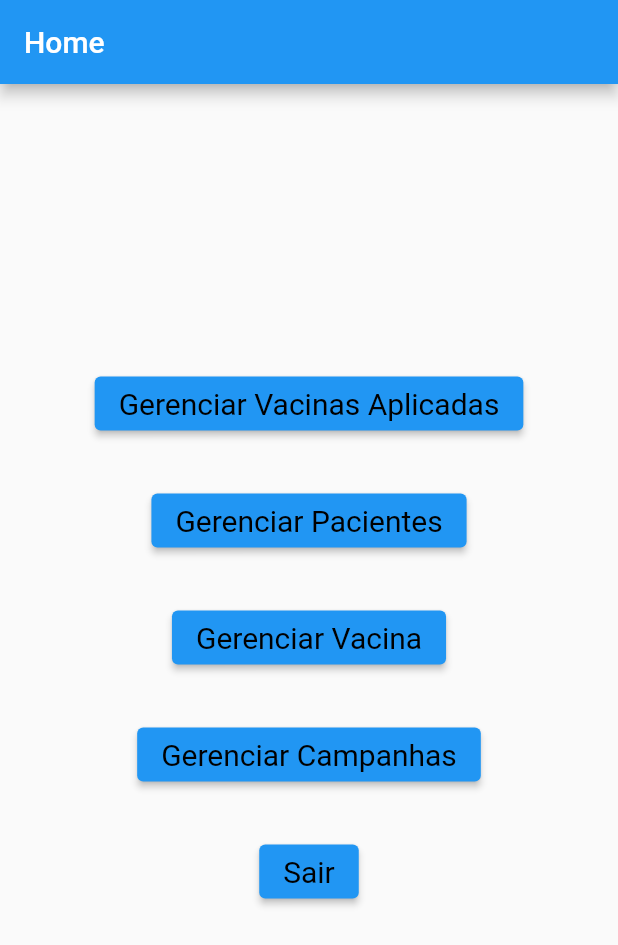
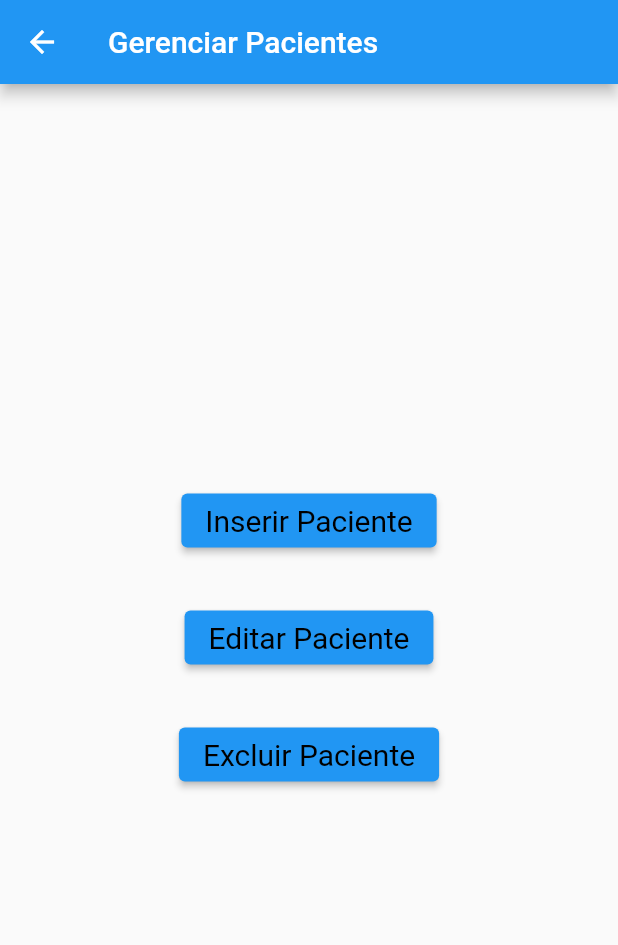
Before and after one commit to marconapppo/CarteiraVacinacao, a Flutter app: the screen it shows after launch, after a tap on "Gerenciar Pacientes", on a phone screen of 412 x 824 dp. Shown: the top 945 px of the screen. Run offline on Flutter 3.47's test engine with Material 2 defaults, Android fonts, the phone set to English and light mode, and no system bars; missing offline and left inert: postgres.

Commit message:
sla azar

```diff
--- a/lib/banco/bancoFlutterDocs.dart
+++ b/lib/banco/bancoFlutterDocs.dart
@@ -2,6 +2,7 @@ import 'dart:async';
 
 import 'package:flutter/foundation.dart';
 import 'package:postgres/postgres.dart';
+import 'package:vacina/models/models.dart';
 
 class DatabaseHelper {
   // make this a singleton class
@@ -38,4 +39,14 @@ class DatabaseHelper {
 
     return listaPacientes;
   }
+
+  Future<void> inserirPaciente(Paciente paciente) async {
+    PostgreSQLConnection db = await instance.database;
+    //INSERT INTO PACIENTE (NOME,IDADE) VALUES ('Sara',85);
+    await db.query("INSERT INTO PACIENTE (NOME,IDADE) VALUES ('" +
+        paciente.name +
+        "'," +
+        paciente.age.toString() +
+        ")");
+  }
 }
--- /dev/null
+++ b/lib/gerenciarPacientes.dart
@@ -0,0 +1,76 @@
+import 'package:flutter/material.dart';
+import 'package:vacina/gerenciarPacientes/editarInformacaoPaciente.dart';
+import 'package:vacina/models/models.dart';
+
+import 'banco/bancoFlutterDocs.dart';
+import 'gerenciarPacientes/inserindoInformacaoPaciente.dart';
+
+class GerenciarPacientes extends StatelessWidget {
+  @override
+  Widget build(BuildContext context) {
+    return Scaffold(
+      appBar: AppBar(
+        title: const Text("Gerenciar Pacientes"),
+      ),
+      body: MenuGerenciarPacientes(),
+    );
+  }
+}
+
+class MenuGerenciarPacientes extends StatelessWidget {
+  @override
+  Widget build(BuildContext context) {
+    return Center(
+      child: Column(
+        mainAxisSize: MainAxisSize.min,
+        children: <Widget>[
+          ElevatedButton(
+            style: TextButton.styleFrom(
+              backgroundColor: Colors.blue,
+              primary: Colors.black,
+              textStyle: const TextStyle(fontSize: 20),
+            ),
+            onPressed: () {
+              Navigator.push(
+                  context,
+                  MaterialPageRoute(
+                      builder: (context) => InserindoInformacaoPaciente()));
+            },
+            child: const Text('Inserir Paciente'),
+          ),
+          const SizedBox(height: 30),
+          ElevatedButton(
+            style: TextButton.styleFrom(
+              backgroundColor: Colors.blue,
+              primary: Colors.black,
+              textStyle: const TextStyle(fontSize: 20),
+            ),
+            onPressed: () {
+              Navigator.push(
+                  context,
+                  MaterialPageRoute(
+                      builder: (context) => EditandoInformacaoPaciente()));
+            },
+            child: const Text('Editar Paciente'),
+          ),
+          const SizedBox(height: 30),
+          ElevatedButton(
+            style: TextButton.styleFrom(
+              backgroundColor: Colors.blue,
+              primary: Colors.black,
+              textStyle: const TextStyle(fontSize: 20),
+            ),
+            onPressed: () {
+              Navigator.push(
+                  context,
+                  MaterialPageRoute(
+                      builder: (context) => InserindoInformacaoPaciente()));
+            },
+            child: const Text('Excluir Paciente'),
+          ),
+          const SizedBox(height: 30),
+        ],
+      ),
+    );
+  }
+}
--- a/lib/gerenciarVacinasAplicadas.dart
+++ b/lib/gerenciarVacinasAplicadas.dart
@@ -116,7 +116,8 @@ class _HomePageState extends State<HomePage> {
                                         new PacienteInformacaoProMedico(
                                             paciente: new Paciente(
                                                 _foundUsers[index]['name'],
-                                                "28"))));
+                                                int.parse(_foundUsers[index]
+                                                    ['age'])))));
                           },
                           leading: Icon(
                             Icons.account_circle,
@@ -197,7 +198,7 @@ class _PacienteInformacaoProMedicoState
             ),
             //data Nascimento (fica pro futuro)
             TextFormField(
-              initialValue: widget.paciente.name,
+              initialValue: widget.paciente.age.toString(),
               enabled: false,
               decoration: const InputDecoration(labelText: 'Data Nascimento:'),
             ),
--- a/lib/menu.dart
+++ b/lib/menu.dart
@@ -1,4 +1,5 @@
 import 'package:flutter/material.dart';
+import 'package:vacina/gerenciarPacientes.dart';
 import 'package:vacina/gerenciarVacinasAplicadas.dart';
 //import 'package:flutter/src/widgets/framework.dart';
 
@@ -29,7 +30,12 @@ class Menu extends StatelessWidget {
               primary: Colors.black,
               textStyle: const TextStyle(fontSize: 20),
             ),
-            onPressed: () {},
+            onPressed: () {
+              Navigator.push(
+                  context,
+                  MaterialPageRoute(
+                      builder: (context) => GerenciarPacientes()));
+            },
             child: const Text('Gerenciar Pacientes'),
           ),
           const SizedBox(height: 30),
```
Also changed, not shown: lib/gerenciarPacientes/editarInformacaoPaciente.dart (added, +142 -0 lines), lib/gerenciarPacientes/inserindoInformacaoPaciente.dart (added, +61 -0 lines), lib/dados/pacientes.dart (deleted), lib/dados/vacinas.dart (deleted), lib/gerenciarVacina.dart (added).
